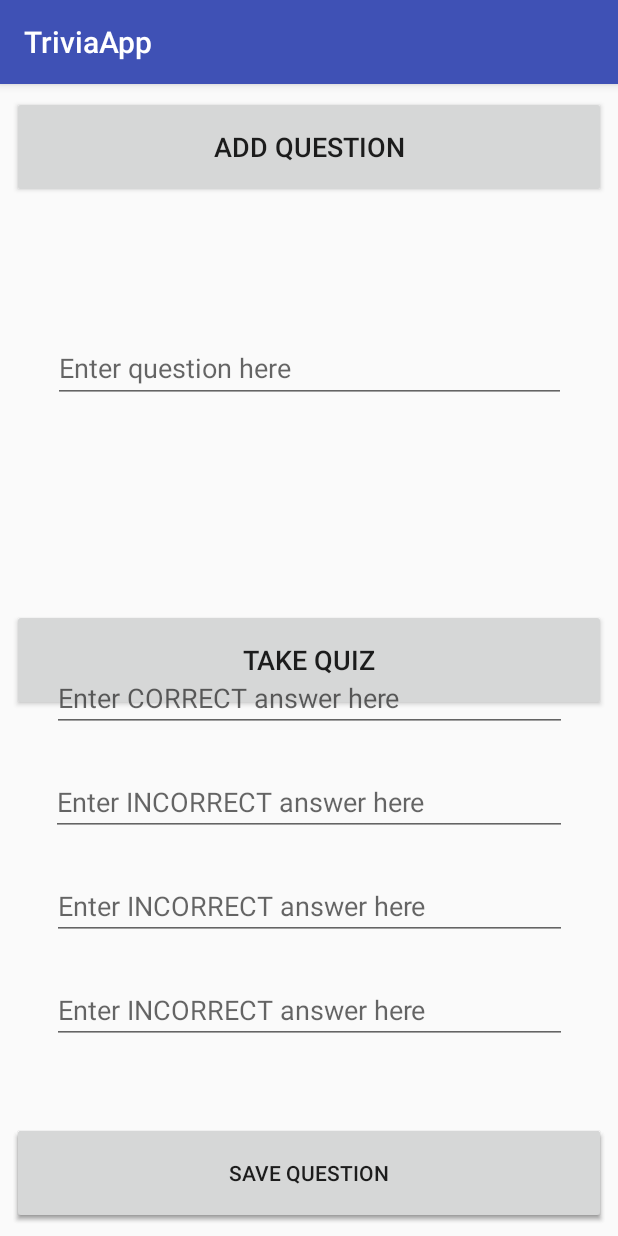
After one commit to alex462/TriviaApp, an Android app: the fragment QuestionCreatorFragment placed in its activity, on a phone screen of 412 x 824 dp. The commit adds this screen. Run offline under Robolectric (Android 15) with nearby library versions, the phone set to English and light mode, and no system bars; our stand-ins replace ButterKnife.

Commit message:
coding MainActivity with butterknife

```diff
--- a/app/build.gradle
+++ b/app/build.gradle
@@ -23,6 +23,7 @@ dependencies {
     implementation 'com.android.support:appcompat-v7:26.1.0'
     implementation 'com.android.support.constraint:constraint-layout:1.0.2'
     implementation 'com.jakewharton:butterknife:8.8.1'
+    implementation 'com.android.support:support-v4:26.1.0'
     annotationProcessor 'com.jakewharton:butterknife-compiler:8.8.1'
     testImplementation 'junit:junit:4.12'
     androidTestImplementation 'com.android.support.test:runner:1.0.1'
--- a/app/src/main/java/com/example/alexandrareinhart/triviaapp/MainActivity.java
+++ b/app/src/main/java/com/example/alexandrareinhart/triviaapp/MainActivity.java
@@ -2,10 +2,14 @@ package com.example.alexandrareinhart.triviaapp;
 
 import android.support.v7.app.AppCompatActivity;
 import android.os.Bundle;
+import android.view.View;
 
 import butterknife.ButterKnife;
+import butterknife.OnClick;
 
 public class MainActivity extends AppCompatActivity {
+
+    private QuestionCreatorFragment questionCreatorFragment;
 
     @Override
     protected void onCreate(Bundle savedInstanceState) {
@@ -13,4 +17,11 @@ public class MainActivity extends AppCompatActivity {
         setContentView(R.layout.activity_main);
         ButterKnife.bind(this);
     }
+
+    @OnClick(R.id.add_question_button)
+    protected void addQuestionClicked(View view){
+        questionCreatorFragment = QuestionCreatorFragment.newInstance();
+        questionCreatorFragment.attachView(this);
+        getSupportFragmentManager().beginTransaction().replace(R.id.fragment_holder, questionCreatorFragment).commit();
+    }
 }
--- /dev/null
+++ b/app/src/main/java/com/example/alexandrareinhart/triviaapp/QuestionCreatorFragment.java
@@ -0,0 +1,47 @@
+package com.example.alexandrareinhart.triviaapp;
+
+
+import android.os.Bundle;
+import android.support.v4.app.Fragment;
+import android.view.LayoutInflater;
+import android.view.View;
+import android.view.ViewGroup;
+import android.widget.TextView;
+
+import butterknife.ButterKnife;
+
+/**
+ * A simple {@link Fragment} subclass.
+ * Use the {@link QuestionCreatorFragment#newInstance} factory method to
+ * create an instance of this fragment.
+ */
+public class QuestionCreatorFragment extends Fragment {
+
+
+    public QuestionCreatorFragment() {
+        // Required empty public constructor
+    }
+
+
+
+    public static QuestionCreatorFragment newInstance() {
+
+        QuestionCreatorFragment fragment = new QuestionCreatorFragment();
+        Bundle args = new Bundle();
+        fragment.setArguments(args);
+
+        return fragment;
+    }
+
+
+
+    @Override
+    public View onCreateView(LayoutInflater inflater, ViewGroup container,
+                             Bundle savedInstanceState) {
+        View view = inflater.inflate(R.layout.fragment_question_creator, container,false);
+        //this says i want to create a view, layout "inflater", with ViewGroup "container" and i DON'T want it to be the root/i want to control it.
+        ButterKnife.bind(this, view);
+        return view; //return the xml view that i made
+    }
+
+}
--- a/app/src/main/res/layout/activity_main.xml
+++ b/app/src/main/res/layout/activity_main.xml
@@ -46,4 +46,17 @@
         app:layout_constraintBottom_toBottomOf="parent"
         app:layout_constraintEnd_toEndOf="parent"
         app:layout_constraintStart_toStartOf="parent" />
+
+    <FrameLayout
+        android:id="@+id/fragment_holder"
+        android:layout_width="match_parent"
+        android:layout_height="match_parent"
+        android:elevation="5dp"
+        app:layout_constraintBottom_toBottomOf="parent"
+        app:layout_constraintEnd_toEndOf="parent"
+        app:layout_constraintHorizontal_bias="0.0"
+        app:layout_constraintStart_toStartOf="parent"
+        app:layout_constraintTop_toTopOf="parent">
+
+    </FrameLayout>
 </android.support.constraint.ConstraintLayout>
--- a/app/src/main/res/values/strings.xml
+++ b/app/src/main/res/values/strings.xml
@@ -13,4 +13,7 @@
     <string name="C">C.</string>
     <string name="D">D.</string>
     <string name="next_question">NEXT QUESTION</string>
+
+    <!-- TODO: Remove or change this placeholder text -->
+    <string name="hello_blank_fragment">Hello blank fragment</string>
 </resources>
```
